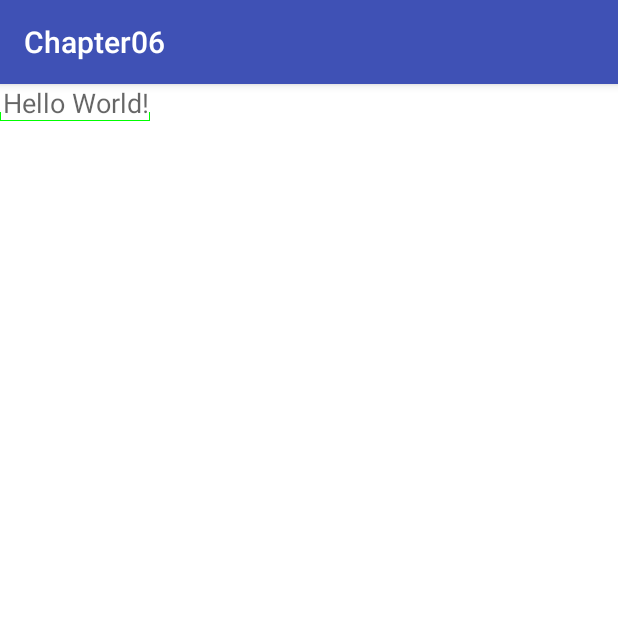
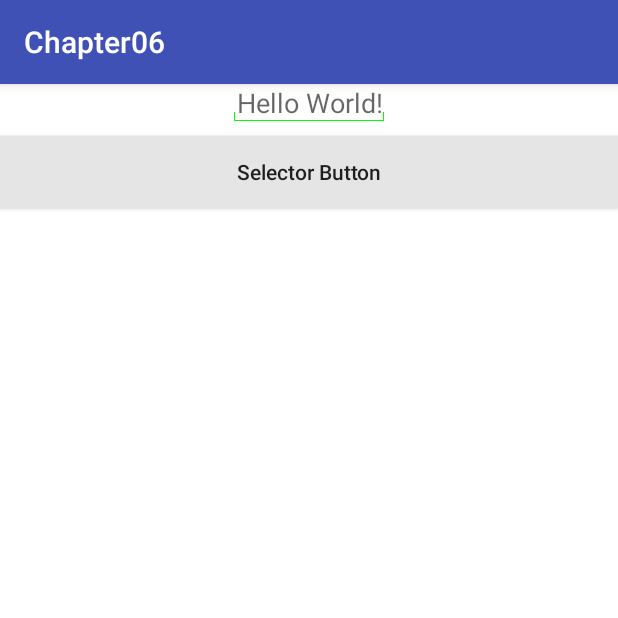
Before and after one commit to DysaniazzZ/ArtOfAndroid, an Android app: the screen it shows after launch (MainActivity), on a phone screen of 412 x 824 dp, the top half of it. Run offline under Robolectric (Android 15) with nearby library versions, the phone set to English and light mode, and no system bars.

Commit message:
chapter06: the usage of state list drawable

```diff
--- /dev/null
+++ b/chapter06/src/main/res/drawable/selector_example.xml
@@ -0,0 +1,6 @@
+<?xml version="1.0" encoding="utf-8"?>
+<selector xmlns:android="http://schemas.android.com/apk/res/android">
+  <item android:drawable="@color/colorPrimary" android:state_pressed="true"/>
+  <item android:drawable="@color/colorPrimary" android:state_focused="true"/>
+  <item android:drawable="@color/colorGray"/>
+</selector>
--- a/chapter06/src/main/res/layout/activity_main.xml
+++ b/chapter06/src/main/res/layout/activity_main.xml
@@ -3,7 +3,9 @@
   xmlns:android="http://schemas.android.com/apk/res/android"
   android:layout_width="match_parent"
   android:layout_height="match_parent"
-  android:background="@color/colorWhite">
+  android:background="@color/colorWhite"
+  android:gravity="center_horizontal"
+  android:orientation="vertical">
 
   <EditText
     android:layout_width="100dp"
@@ -12,4 +14,12 @@
     android:gravity="center"
     android:hint="Hello World!"/>
 
+  <Button
+    android:layout_width="match_parent"
+    android:layout_height="wrap_content"
+    android:layout_marginTop="10dp"
+    android:background="@drawable/selector_example"
+    android:text="Selector Button"
+    android:textAllCaps="false"/>
+
 </LinearLayout>
--- a/chapter06/src/main/res/values/colors.xml
+++ b/chapter06/src/main/res/values/colors.xml
@@ -8,4 +8,5 @@
   <color name="colorGreen">#00ff00</color>
   <color name="colorBlue">#0000ff</color>
   <color name="colorWhite">#ffffff</color>
+  <color name="colorGray">#e5e5e5</color>
 </resources>
```
